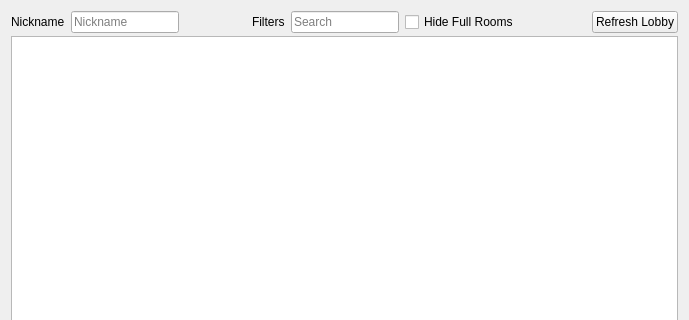
Above: src/citra/multiplayer/lobby.ui from Gegopat/citra before the change; both pictures show x 0 to 689 and y 0 to 320 of the 689 by 468 pixel window. Below: the same form after it.
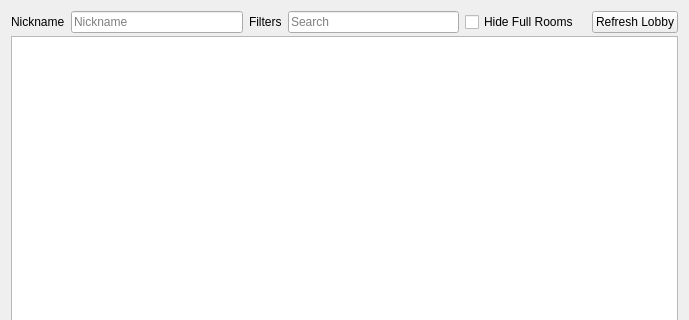
That is the form after the change.

The edit to the form file:
```diff
--- a/src/citra/multiplayer/lobby.ui
+++ b/src/citra/multiplayer/lobby.ui
@@ -40,19 +40,6 @@
            </property>
           </widget>
          </item>
-         <item>
-          <spacer name="horizontalSpacer_2">
-           <property name="orientation">
-            <enum>Qt::Horizontal</enum>
-           </property>
-           <property name="sizeHint" stdset="0">
-            <size>
-             <width>40</width>
-             <height>20</height>
-            </size>
-           </property>
-          </spacer>
-         </item>
          <item>
           <widget class="QLabel" name="label_2">
            <property name="text">
@@ -82,12 +69,6 @@
            <property name="orientation">
             <enum>Qt::Horizontal</enum>
            </property>
-           <property name="sizeHint" stdset="0">
-            <size>
-             <width>40</width>
-             <height>20</height>
-            </size>
-           </property>
           </spacer>
          </item>
          <item>
```
